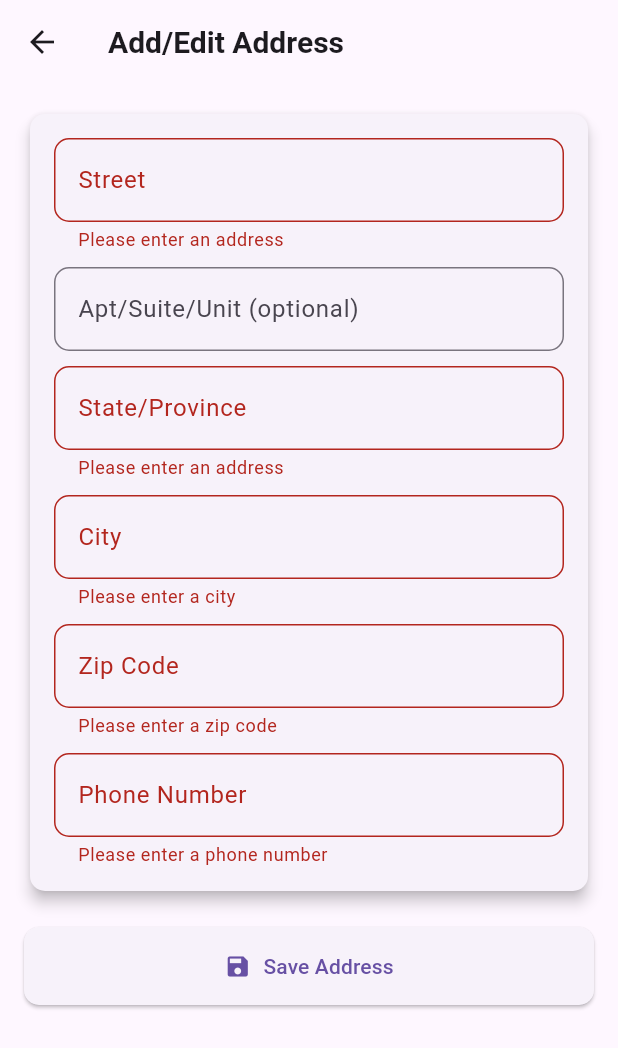
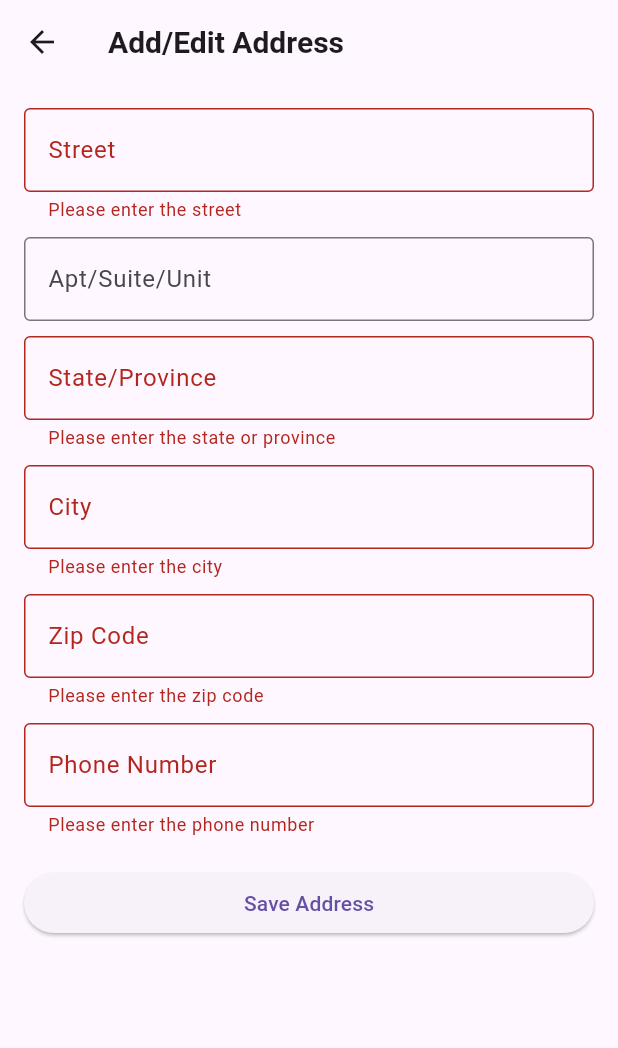
Before and after one commit to hamza-damra/TechTac-Electro, a Flutter app: the AddAddressScreen screen opened directly, after a tap on "Save Address", on a phone screen of 412 x 824 dp. Shown: the top 1048 px of the screen. Run offline on Flutter 3.47's test engine with Material 3 defaults, Android fonts, the light colour scheme and no system bars; our stand-ins replace card_swiper, cloud_firestore, fancy_shimmer_image, firebase_auth, firebase_core, firebase_storage and 5 more; missing offline and left inert: dynamic_height_grid_view; accounts and stored records are empty.

```diff
--- a/techtac_electro/lib/main.dart
+++ b/techtac_electro/lib/main.dart
@@ -115,8 +115,8 @@ class MyApp extends StatelessWidget {
                           const ForgotPasswordScreen(),
                       SearchScreen.routName: (context) => const SearchScreen(),
                       RootScreen.routName: (context) => const RootScreen(),
-                      AddressScreen.routName: (context) => const AddressScreen(),
-                      AddAddressScreen.routName: (context) => const AddAddressScreen()
+                      AddressScreen.routeName: (context) => const AddressScreen(),
+                      AddAddressScreen.routeName: (context) => const AddAddressScreen()
                     },
                   );
                 },
--- a/techtac_electro/lib/screens/address/add_address_screen.dart
+++ b/techtac_electro/lib/screens/address/add_address_screen.dart
@@ -1,13 +1,12 @@
 import 'package:firebase_auth/firebase_auth.dart';
 import 'package:flutter/material.dart';
 import 'package:cloud_firestore/cloud_firestore.dart';
-import 'package:techtac_electro/consts/my_validators.dart';
 import 'package:techtac_electro/screens/loading_manager.dart';
 import 'package:techtac_electro/services/my_app_method.dart';
 import 'package:techtac_electro/widgets/text_widget.dart';
 
 class AddAddressScreen extends StatefulWidget {
-  static const routName = '/AddAddressScreen';
+  static const routeName = '/AddAddressScreen';
   final Map<String, dynamic>? address;
 
   const AddAddressScreen({super.key, this.address});
@@ -23,7 +22,7 @@ class _AddAddressScreenState extends State<AddAddressScreen> {
   final _stateProvinceController = TextEditingController();
   final _cityController = TextEditingController();
   final _zipCodeController = TextEditingController();
-  final _phoneController = TextEditingController();
+  final _phoneNumberController = TextEditingController();
   bool _isLoading = false;
 
   @override
@@ -35,24 +34,12 @@ class _AddAddressScreenState extends State<AddAddressScreen> {
       _stateProvinceController.text = widget.address!['stateProvince'] ?? '';
       _cityController.text = widget.address!['city'] ?? '';
       _zipCodeController.text = widget.address!['zipCode'] ?? '';
-      _phoneController.text = widget.address!['phoneNumber'] ?? '';
+      _phoneNumberController.text = widget.address!['phoneNumber'] ?? '';
     }
   }
 
-  @override
-  void dispose() {
-    _streetController.dispose();
-    _aptSuiteUnitController.dispose();
-    _stateProvinceController.dispose();
-    _cityController.dispose();
-    _zipCodeController.dispose();
-    _phoneController.dispose();
-    super.dispose();
-  }
-
   Future<void> _saveAddress() async {
-    final isValid = _formKey.currentState!.validate();
-    if (!isValid) return;
+    if (!_formKey.currentState!.validate()) return;
 
     setState(() {
       _isLoading = true;
@@ -60,46 +47,34 @@ class _AddAddressScreenState extends State<AddAddressScreen> {
 
     User? user = FirebaseAuth.instance.currentUser;
     if (user == null) {
+      await MyAppMethods.showErrorORWarningDialog(
+        context: context,
+        subtitle: "No user found",
+        fct: () {},
+      );
       setState(() {
         _isLoading = false;
       });
       return;
     }
 
-    try {
-      DocumentReference userRef = FirebaseFirestore.instance.collection('users').doc(user.uid);
-      DocumentSnapshot userSnapshot = await userRef.get();
-      List<Map<String, dynamic>> addresses = userSnapshot.exists ? List<Map<String, dynamic>>.from((userSnapshot.data() as Map<String, dynamic>)['addresses'] ?? []) : [];
-
-      if (widget.address != null) {
-        int index = addresses.indexWhere((address) => address['street'] == widget.address!['street']);
-        if (index != -1) {
-          addresses[index] = {
+    final newAddress = {
       'street': _streetController.text,
       'aptSuiteUnit': _aptSuiteUnitController.text,
       'stateProvince': _stateProvinceController.text,
       'city': _cityController.text,
       'zipCode': _zipCodeController.text,
-            'phoneNumber': _phoneController.text,
+      'phoneNumber': _phoneNumberController.text,
     };
-        }
-      } else {
-        addresses.add({
-          'street': _streetController.text,
-          'aptSuiteUnit': _aptSuiteUnitController.text,
-          'stateProvince': _stateProvinceController.text,
-          'city': _cityController.text,
-          'zipCode': _zipCodeController.text,
-          'phoneNumber': _phoneController.text,
+
+    try {
+      await FirebaseFirestore.instance
+          .collection('users')
+          .doc(user.uid)
+          .update({
+        'addresses': FieldValue.arrayUnion([newAddress]),
       });
-      }
-
-      await userRef.update({
-        'addresses': addresses,
-      });
-
-      if (!mounted) return;
-      Navigator.pop(context);
+      Navigator.of(context).pop();
     } catch (error) {
       await MyAppMethods.showErrorORWarningDialog(
         context: context,
@@ -111,6 +86,17 @@ class _AddAddressScreenState extends State<AddAddressScreen> {
         _isLoading = false;
       });
     }
+  }
+
+  @override
+  void dispose() {
+    _streetController.dispose();
+    _aptSuiteUnitController.dispose();
+    _stateProvinceController.dispose();
+    _cityController.dispose();
+    _zipCodeController.dispose();
+    _phoneNumberController.dispose();
+    super.dispose();
   }
 
   @override
@@ -127,67 +113,69 @@ class _AddAddressScreenState extends State<AddAddressScreen> {
             key: _formKey,
             child: ListView(
               children: [
-                Card(
-                  shape: RoundedRectangleBorder(
-                    borderRadius: BorderRadius.circular(10.0),
-                  ),
-                  elevation: 4,
-                  child: Padding(
-                    padding: const EdgeInsets.all(16.0),
-                    child: Column(
-                      children: [
                 _buildTextFormField(
                   controller: _streetController,
                   label: 'Street',
-                          validator: MyValidators.addressValidator,
+                  validator: (value) {
+                    if (value == null || value.isEmpty) {
+                      return 'Please enter the street';
+                    }
+                    return null;
+                  },
                 ),
                 const SizedBox(height: 10),
                 _buildTextFormField(
                   controller: _aptSuiteUnitController,
-                          label: 'Apt/Suite/Unit (optional)',
+                  label: 'Apt/Suite/Unit',
                 ),
                 const SizedBox(height: 10),
                 _buildTextFormField(
                   controller: _stateProvinceController,
                   label: 'State/Province',
-                          validator: MyValidators.addressValidator,
+                  validator: (value) {
+                    if (value == null || value.isEmpty) {
+                      return 'Please enter the state or province';
+                    }
+                    return null;
+                  },
                 ),
                 const SizedBox(height: 10),
                 _buildTextFormField(
                   controller: _cityController,
                   label: 'City',
-                          validator: MyValidators.cityValidator,
+                  validator: (value) {
+                    if (value == null || value.isEmpty) {
+                      return 'Please enter the city';
+                    }
+                    return null;
+                  },
                 ),
                 const SizedBox(height: 10),
                 _buildTextFormField(
                   controller: _zipCodeController,
                   label: 'Zip Code',
-                          validator: MyValidators.zipCodeValidator,
+                  validator: (value) {
+                    if (value == null || value.isEmpty) {
+                      return 'Please enter the zip code';
+                    }
+                    return null;
+                  },
                 ),
                 const SizedBox(height: 10),
                 _buildTextFormField(
-                          controller: _phoneController,
+                  controller: _phoneNumberController,
                   label: 'Phone Number',
-                          validator: MyValidators.phoneValidator,
-                        ),
-                      ],
-                    ),
-                  ),
+                  validator: (value) {
+                    if (value == null || value.isEmpty) {
+                      return 'Please enter the phone number';
+                    }
+                    return null;
+                  },
                 ),
                 const SizedBox(height: 20),
-                SizedBox(
-                  width: double.infinity,
-                  child: ElevatedButton.icon(
+                ElevatedButton(
                   onPressed: _saveAddress,
-                    icon: const Icon(Icons.save),
-                    label: const Text('Save Address'),
-                    style: ElevatedButton.styleFrom(
-                      padding: const EdgeInsets.symmetric(vertical: 16.0),
-                      shape: RoundedRectangleBorder(
-                        borderRadius: BorderRadius.circular(10.0),
-                      ),
-                    ),
-                  ),
+                  child: const Text('Save Address'),
                 ),
               ],
             ),
@@ -206,13 +194,7 @@ class _AddAddressScreenState extends State<AddAddressScreen> {
       controller: controller,
       decoration: InputDecoration(
         labelText: label,
-        border: OutlineInputBorder(
-          borderRadius: BorderRadius.circular(10.0),
-        ),
-        focusedBorder: OutlineInputBorder(
-          borderRadius: BorderRadius.circular(10.0),
-          borderSide: const BorderSide(color: Colors.blue),
-        ),
+        border: const OutlineInputBorder(),
       ),
       validator: validator,
     );
--- a/techtac_electro/lib/screens/address/address_screen.dart
+++ b/techtac_electro/lib/screens/address/address_screen.dart
@@ -3,12 +3,13 @@ import 'package:flutter/material.dart';
 import 'package:cloud_firestore/cloud_firestore.dart';
 import 'package:techtac_electro/screens/address/add_address_screen.dart';
 import 'package:techtac_electro/screens/loading_manager.dart';
+import 'package:techtac_electro/screens/profile_screen.dart';
 import 'package:techtac_electro/services/my_app_method.dart';
 import 'package:techtac_electro/widgets/subtitle_text.dart';
 import 'package:techtac_electro/widgets/text_widget.dart';
 
 class AddressScreen extends StatefulWidget {
-  static const routName = '/AddressScreen';
+  static const routeName = '/AddressScreen';
 
   const AddressScreen({super.key});
 
--- a/techtac_electro/lib/screens/cart/cart_screen.dart
+++ b/techtac_electro/lib/screens/cart/cart_screen.dart
@@ -64,7 +64,6 @@ class _CartScreenState extends State<CartScreen> {
                         context: context,
                         subtitle: "Remove items",
                         fct: () async {
-                          // cartProvider.clearLocalCart();
                           await cartProvider.clearCartFromFirebase();
                         });
                   },
```
Also changed, not shown: techtac_electro/lib/provider/order_provider.dart (+15 -7 lines), techtac_electro/lib/provider/viewed_prod_provider.dart (+4 -8 lines), techtac_electro/lib/provider/wishlist_provider.dart (+11 -8 lines), techtac_electro/lib/screens/auth/login.dart (+13 -7 lines), techtac_electro/lib/screens/auth/register.dart (+13 -6 lines), techtac_electro/lib/screens/inner_screens/orders/orders_screen.dart (+26 -9 lines), techtac_electro/lib/screens/profile_screen.dart (+22 -5 lines). Lines whose indentation alone changed are shown as unchanged.
